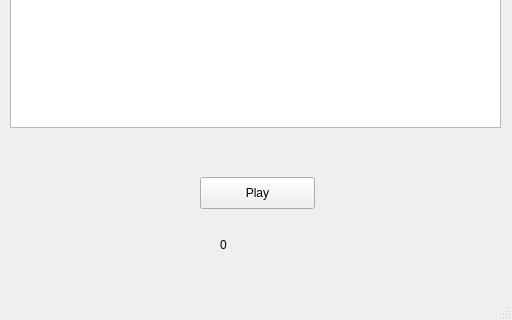
First picture: the form in classifierTrainingHelper/mainwindow.ui, repository craigbarstow/nerf-turret-controller, before the edit; both pictures show x 0 to 512 and y 200 to 520 of the 512 by 520 pixel window.
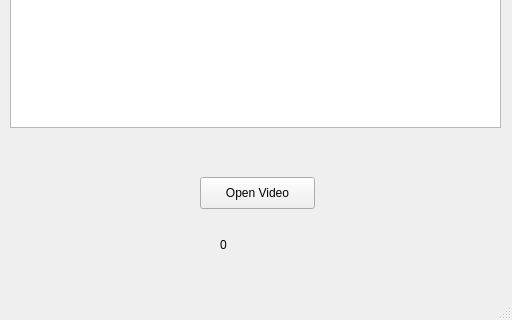
Second picture: the form after the edit.

Diff of the .ui file:
```diff
--- a/classifierTrainingHelper/mainwindow.ui
+++ b/classifierTrainingHelper/mainwindow.ui
@@ -34,7 +34,7 @@
      </rect>
     </property>
     <property name="text">
-     <string>Play</string>
+     <string>Open Video</string>
     </property>
    </widget>
    <widget class="QLabel" name="frameCountLabel">
```
Left out of the diff: 2 changed lines with no effect on the pictures.
